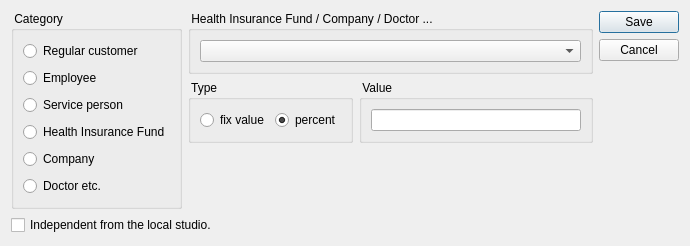
tbikfalvi/Belenus, file client/dlgdiscountedit.ui: the form before one commit.
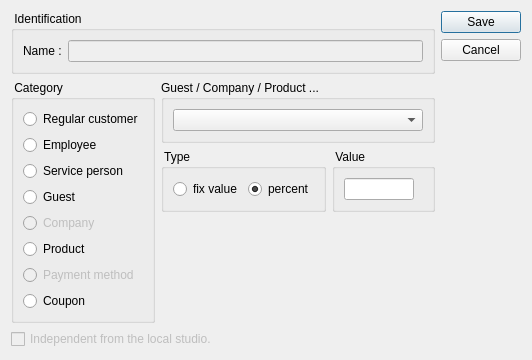
The form after the commit.

```diff
--- a/client/dlgdiscountedit.ui
+++ b/client/dlgdiscountedit.ui
@@ -6,14 +6,41 @@
    <rect>
     <x>0</x>
     <y>0</y>
-    <width>690</width>
-    <height>246</height>
+    <width>532</width>
+    <height>317</height>
    </rect>
   </property>
   <property name="windowTitle">
    <string>Dialog</string>
   </property>
+  <layout class="QVBoxLayout" name="verticalLayout_6">
+   <item>
+    <layout class="QHBoxLayout" name="horizontalLayout_6">
+     <item>
   <layout class="QVBoxLayout" name="verticalLayout_5">
+       <item>
+        <widget class="QGroupBox" name="gbIdentification">
+         <property name="title">
+          <string> Identification </string>
+         </property>
+         <layout class="QHBoxLayout" name="horizontalLayout_5">
+          <item>
+           <widget class="QLabel" name="lblName">
+            <property name="text">
+             <string>Name :</string>
+            </property>
+           </widget>
+          </item>
+          <item>
+           <widget class="QLineEdit" name="ledName">
+            <property name="enabled">
+             <bool>false</bool>
+            </property>
+           </widget>
+          </item>
+         </layout>
+        </widget>
+       </item>
    <item>
     <layout class="QHBoxLayout" name="horizontalLayout_4">
      <item>
@@ -44,14 +71,20 @@
          </widget>
         </item>
         <item>
-         <widget class="QRadioButton" name="rbHealthInsurance">
+             <widget class="QRadioButton" name="rbGuest">
+              <property name="enabled">
+               <bool>true</bool>
+              </property>
           <property name="text">
-           <string>Health Insurance Fund</string>
+               <string>Guest</string>
           </property>
          </widget>
         </item>
         <item>
          <widget class="QRadioButton" name="rbCompany">
+              <property name="enabled">
+               <bool>false</bool>
+              </property>
           <property name="text">
            <string>Company</string>
           </property>
@@ -60,7 +93,24 @@
         <item>
          <widget class="QRadioButton" name="rbDoctor">
           <property name="text">
-           <string>Doctor etc.</string>
+               <string>Product</string>
+              </property>
+             </widget>
+            </item>
+            <item>
+             <widget class="QRadioButton" name="rbPaymentMethod">
+              <property name="enabled">
+               <bool>false</bool>
+              </property>
+              <property name="text">
+               <string>Payment method</string>
+              </property>
+             </widget>
+            </item>
+            <item>
+             <widget class="QRadioButton" name="rbCoupon">
+              <property name="text">
+               <string>Coupon</string>
           </property>
          </widget>
         </item>
@@ -72,11 +122,15 @@
        <item>
         <widget class="QGroupBox" name="gbDiscountCombo">
          <property name="title">
-          <string> Health Insurance Fund / Company / Doctor ... </string>
+              <string>Guest / Company / Product ... </string>
          </property>
          <layout class="QVBoxLayout" name="verticalLayout_2">
           <item>
-           <widget class="QComboBox" name="cmbHCDList"/>
+               <widget class="QComboBox" name="cmbHCDList">
+                <property name="enabled">
+                 <bool>true</bool>
+                </property>
+               </widget>
           </item>
          </layout>
         </widget>
@@ -119,12 +173,31 @@
              <widget class="QLineEdit" name="ledDiscount">
               <property name="minimumSize">
                <size>
-                <width>100</width>
+                    <width>70</width>
                 <height>0</height>
                </size>
               </property>
-             </widget>
-            </item>
+                  <property name="maximumSize">
+                   <size>
+                    <width>70</width>
+                    <height>16777215</height>
+                   </size>
+                  </property>
+                 </widget>
+                </item>
+                <item>
+                 <spacer name="horizontalSpacer">
+                  <property name="orientation">
+                   <enum>Qt::Horizontal</enum>
+                  </property>
+                  <property name="sizeHint" stdset="0">
+                   <size>
+                    <width>40</width>
+                    <height>20</height>
+                   </size>
+                  </property>
+                 </spacer>
+                </item>
            </layout>
           </widget>
          </item>
@@ -145,6 +218,10 @@
        </item>
       </layout>
      </item>
+        </layout>
+       </item>
+      </layout>
+     </item>
      <item>
       <layout class="QVBoxLayout" name="verticalLayout_4">
        <item>
@@ -192,6 +269,9 @@
    </item>
    <item>
     <widget class="QCheckBox" name="checkIndependent">
+     <property name="enabled">
+      <bool>false</bool>
+     </property>
      <property name="text">
       <string>Independent from the local studio.</string>
      </property>
```
Left out of the diff: 2 changed lines with no effect on the pictures. Lines whose indentation alone changed are shown as unchanged.
